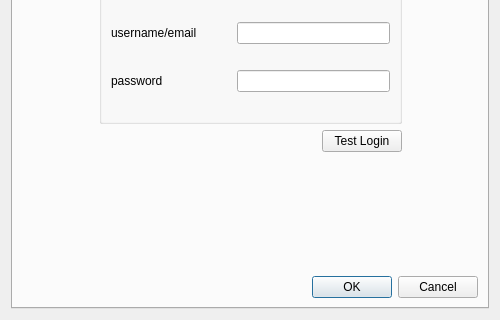
Old version of the form geakit/uis/gsettingsdialog.ui in the repository ypvk/geakit; both pictures show x 0 to 500 and y 285 to 605 of the 500 by 605 pixel window.
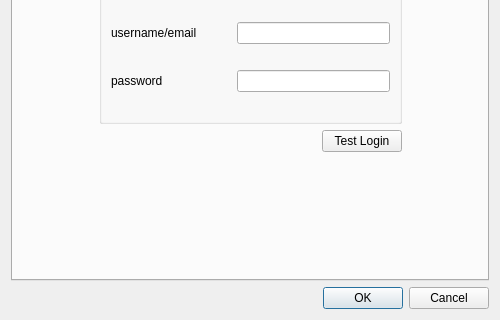
New version of the form.

```diff
--- a/geakit/uis/gsettingsdialog.ui
+++ b/geakit/uis/gsettingsdialog.ui
@@ -35,8 +35,6 @@
       <attribute name="title">
        <string>Account</string>
       </attribute>
-      <layout class="QVBoxLayout" name="verticalLayout_5">
-       <item>
         <layout class="QHBoxLayout" name="horizontalLayout_6">
          <item>
           <spacer name="horizontalSpacer">
@@ -45,7 +43,7 @@
            </property>
            <property name="sizeHint" stdset="0">
             <size>
-             <width>40</width>
+           <width>69</width>
              <height>20</height>
             </size>
            </property>
@@ -244,20 +242,11 @@
            </property>
            <property name="sizeHint" stdset="0">
             <size>
-             <width>40</width>
+           <width>68</width>
              <height>20</height>
             </size>
            </property>
           </spacer>
-         </item>
-        </layout>
-       </item>
-       <item>
-        <widget class="QDialogButtonBox" name="buttonBox">
-         <property name="standardButtons">
-          <set>QDialogButtonBox::Cancel|QDialogButtonBox::Ok</set>
-         </property>
-        </widget>
        </item>
       </layout>
      </widget>
@@ -268,6 +257,13 @@
      </widget>
     </widget>
    </item>
+   <item>
+    <widget class="QDialogButtonBox" name="buttonBox">
+     <property name="standardButtons">
+      <set>QDialogButtonBox::Cancel|QDialogButtonBox::Ok</set>
+     </property>
+    </widget>
+   </item>
   </layout>
  </widget>
  <resources/>
```
Left out of the diff: 31 changed lines with no effect on the pictures. Lines whose indentation alone changed are shown as unchanged.
